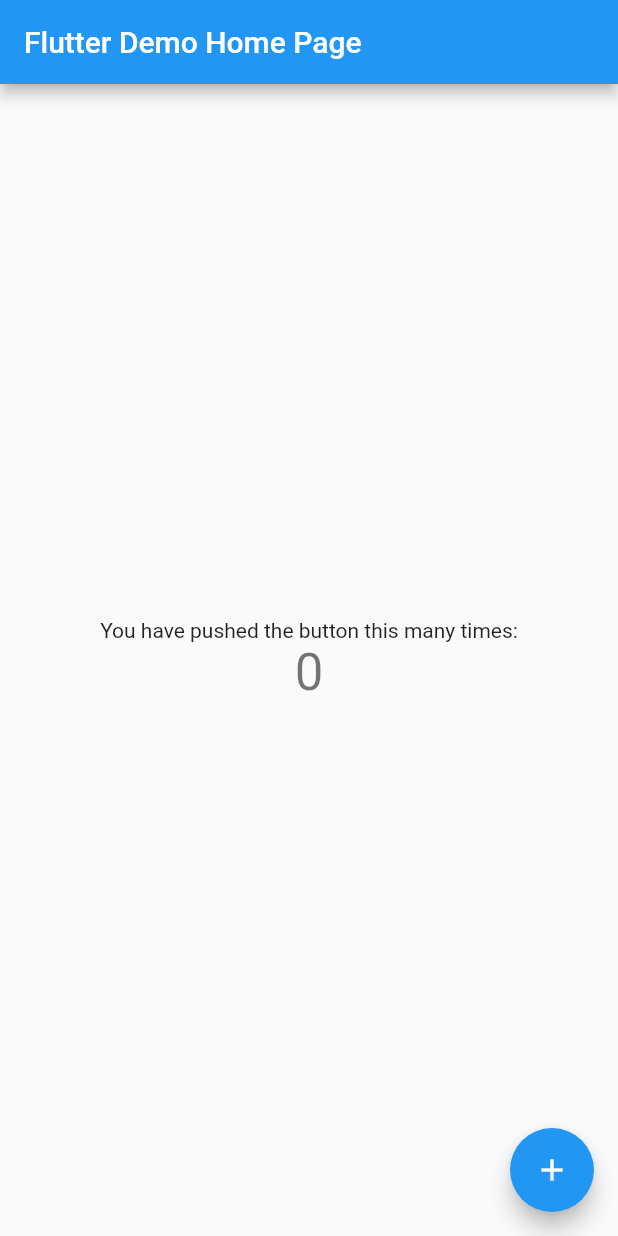
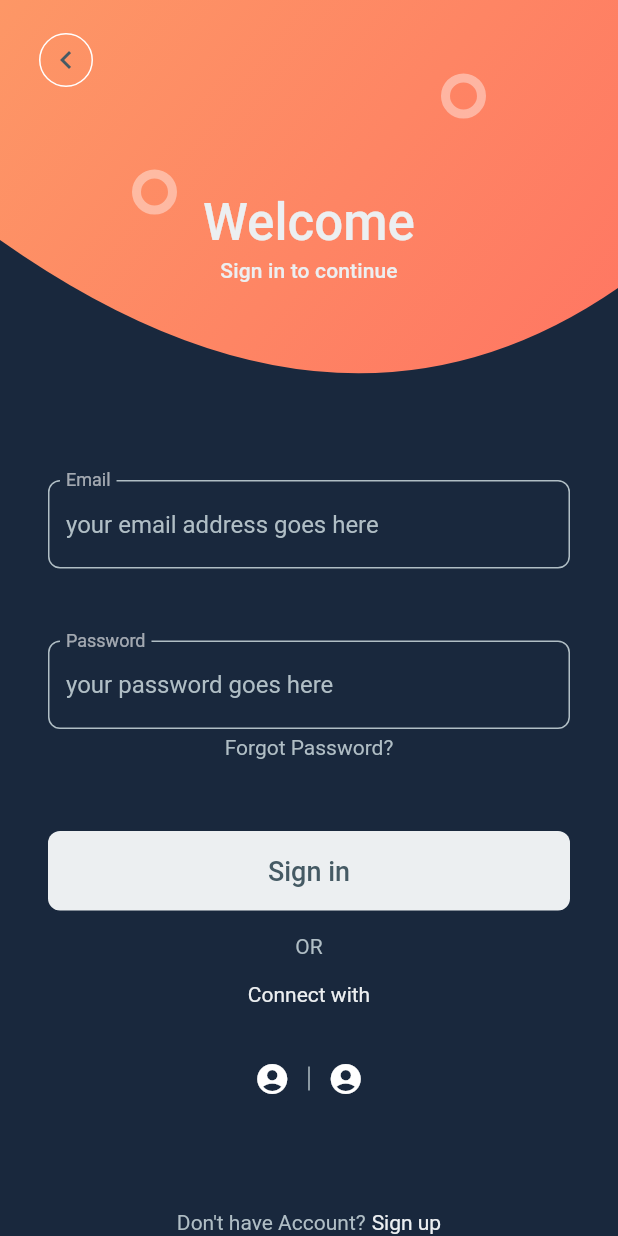
Before and after one commit to umatoma/flutter-study-samples, a Flutter app: the screen it shows after launch, on a phone screen of 412 x 824 dp. Run offline on Flutter 3.47's test engine with Material 2 defaults, Android fonts, the phone set to English and light mode, and no system bars.

Commit message:
Sign In/ Sign Up Page App UI 作成

```diff
--- a/sign_in_out_page_app_ui/lib/main.dart
+++ b/sign_in_out_page_app_ui/lib/main.dart
@@ -1,117 +1,383 @@
 import 'package:flutter/material.dart';
+
+const Color kAccentColor = Color(0xFFFE7C64);
+const Color kBackgroundColor = Color(0xFF19283D);
+const Color kTextColorPrimary = Color(0xFFECEFF1);
+const Color kTextColorSecondary = Color(0xFFB0BEC5);
+const Color kButtonColorPrimary = Color(0xFFECEFF1);
+const Color kButtonTextColorPrimary = Color(0xFF455A64);
+const Color kIconColor = Color(0xFF455A64);
 
 void main() {
   runApp(MyApp());
 }
 
 class MyApp extends StatelessWidget {
-  // This widget is the root of your application.
   @override
   Widget build(BuildContext context) {
     return MaterialApp(
+      debugShowCheckedModeBanner: false,
       title: 'Flutter Demo',
-      theme: ThemeData(
-        // This is the theme of your application.
-        //
-        // Try running your application with "flutter run". You'll see the
-        // application has a blue toolbar. Then, without quitting the app, try
-        // changing the primarySwatch below to Colors.green and then invoke
-        // "hot reload" (press "r" in the console where you ran "flutter run",
-        // or simply save your changes to "hot reload" in a Flutter IDE).
-        // Notice that the counter didn't reset back to zero; the application
-        // is not restarted.
-        primarySwatch: Colors.blue,
-        // This makes the visual density adapt to the platform that you run
-        // the app on. For desktop platforms, the controls will be smaller and
-        // closer together (more dense) than on mobile platforms.
-        visualDensity: VisualDensity.adaptivePlatformDensity,
+      theme: ThemeData.dark().copyWith(
+        accentColor: kAccentColor,
       ),
-      home: MyHomePage(title: 'Flutter Demo Home Page'),
+      home: WelcomePage(),
     );
   }
 }
 
-class MyHomePage extends StatefulWidget {
-  MyHomePage({Key key, this.title}) : super(key: key);
+/* ----- Welcomeページ ----- */
 
-  // This widget is the home page of your application. It is stateful, meaning
-  // that it has a State object (defined below) that contains fields that affect
-  // how it looks.
-
-  // This class is the configuration for the state. It holds the values (in this
-  // case the title) provided by the parent (in this case the App widget) and
-  // used by the build method of the State. Fields in a Widget subclass are
-  // always marked "final".
-
-  final String title;
-
+class WelcomePage extends StatelessWidget {
   @override
-  _MyHomePageState createState() => _MyHomePageState();
+  Widget build(BuildContext context) {
+    return Scaffold(
+      backgroundColor: kBackgroundColor,
+      body: SafeArea(
+        child: SingleChildScrollView(
+          child: Column(
+            // fit: StackFit.expand,
+            children: [
+              _Header(),
+              Padding(
+                padding: const EdgeInsets.symmetric(horizontal: 32),
+                child: _SignInForm(),
+              ),
+              Padding(
+                padding: const EdgeInsets.symmetric(vertical: 64),
+                child: _Footer(),
+              ),
+            ],
+          ),
+        ),
+      ),
+    );
+  }
 }
 
-class _MyHomePageState extends State<MyHomePage> {
-  int _counter = 0;
+/* ----- ヘッダー関連 ----- */
 
-  void _incrementCounter() {
-    setState(() {
-      // This call to setState tells the Flutter framework that something has
-      // changed in this State, which causes it to rerun the build method below
-      // so that the display can reflect the updated values. If we changed
-      // _counter without calling setState(), then the build method would not be
-      // called again, and so nothing would appear to happen.
-      _counter++;
-    });
+class _HeaderCurveClipper extends CustomClipper<Path> {
+  @override
+  Path getClip(Size size) {
+    return Path()
+      ..lineTo(0, size.height * 0.5)
+      ..quadraticBezierTo(
+        size.width * 0.55,
+        size.height,
+        size.width,
+        size.height * 0.6,
+      )
+      ..lineTo(size.width, 0)
+      ..close();
   }
 
   @override
+  bool shouldReclip(CustomClipper<Path> oldClipper) {
+    return true;
+  }
+}
+
+class _HeaderCirclePainter extends CustomPainter {
+  @override
+  void paint(Canvas canvas, Size size) {
+    final paint = Paint()
+      ..color = Colors.white.withOpacity(0.4)
+      ..style = PaintingStyle.stroke
+      ..strokeWidth = 6;
+
+    canvas.drawCircle(
+      Offset(size.width * 0.25, size.height * 0.4),
+      12,
+      paint,
+    );
+    canvas.drawCircle(
+      Offset(size.width * 0.75, size.height * 0.2),
+      12,
+      paint,
+    );
+  }
+
+  @override
+  bool shouldRepaint(CustomPainter oldDelegate) {
+    return false;
+  }
+}
+
+class _HeaderBackground extends StatelessWidget {
+  final double height;
+
+  const _HeaderBackground({
+    Key key,
+    @required this.height,
+  }) : super(key: key);
+
+  @override
   Widget build(BuildContext context) {
-    // This method is rerun every time setState is called, for instance as done
-    // by the _incrementCounter method above.
-    //
-    // The Flutter framework has been optimized to make rerunning build methods
-    // fast, so that you can just rebuild anything that needs updating rather
-    // than having to individually change instances of widgets.
-    return Scaffold(
-      appBar: AppBar(
-        // Here we take the value from the MyHomePage object that was created by
-        // the App.build method, and use it to set our appbar title.
-        title: Text(widget.title),
-      ),
-      body: Center(
-        // Center is a layout widget. It takes a single child and positions it
-        // in the middle of the parent.
-        child: Column(
-          // Column is also a layout widget. It takes a list of children and
-          // arranges them vertically. By default, it sizes itself to fit its
-          // children horizontally, and tries to be as tall as its parent.
-          //
-          // Invoke "debug painting" (press "p" in the console, choose the
-          // "Toggle Debug Paint" action from the Flutter Inspector in Android
-          // Studio, or the "Toggle Debug Paint" command in Visual Studio Code)
-          // to see the wireframe for each widget.
-          //
-          // Column has various properties to control how it sizes itself and
-          // how it positions its children. Here we use mainAxisAlignment to
-          // center the children vertically; the main axis here is the vertical
-          // axis because Columns are vertical (the cross axis would be
-          // horizontal).
-          mainAxisAlignment: MainAxisAlignment.center,
-          children: <Widget>[
-            Text(
-              'You have pushed the button this many times:',
-            ),
-            Text(
-              '$_counter',
-              style: Theme.of(context).textTheme.headline4,
-            ),
-          ],
+    return ClipPath(
+      clipper: _HeaderCurveClipper(),
+      child: Container(
+        width: double.infinity,
+        height: height,
+        decoration: BoxDecoration(
+          gradient: LinearGradient(
+            begin: FractionalOffset.topLeft,
+            end: FractionalOffset.bottomRight,
+            colors: [
+              Color(0xFFFD9766),
+              Color(0xFFFF7362),
+            ],
+            stops: [0, 1],
+          ),
         ),
       ),
-      floatingActionButton: FloatingActionButton(
-        onPressed: _incrementCounter,
-        tooltip: 'Increment',
-        child: Icon(Icons.add),
-      ), // This trailing comma makes auto-formatting nicer for build methods.
     );
   }
 }
+
+class _HeaderCircles extends StatelessWidget {
+  final double height;
+
+  const _HeaderCircles({
+    Key key,
+    @required this.height,
+  }) : super(key: key);
+
+  @override
+  Widget build(BuildContext context) {
+    return CustomPaint(
+      painter: _HeaderCirclePainter(),
+      child: Container(
+        width: double.infinity,
+        height: height,
+      ),
+    );
+  }
+}
+
+class _HeaderTitle extends StatelessWidget {
+  @override
+  Widget build(BuildContext context) {
+    return Column(
+      mainAxisSize: MainAxisSize.min,
+      children: [
+        Text(
+          'Welcome',
+          style: Theme.of(context).textTheme.headline4.copyWith(
+                color: kTextColorPrimary,
+                fontWeight: FontWeight.w500,
+              ),
+        ),
+        SizedBox(height: 4),
+        Text(
+          'Sign in to continue',
+          style: Theme.of(context)
+              .textTheme
+              .subtitle2
+              .copyWith(color: kTextColorPrimary),
+        ),
+      ],
+    );
+  }
+}
+
+class _HeaderBackButton extends StatelessWidget {
+  @override
+  Widget build(BuildContext context) {
+    return FlatButton(
+      color: Colors.transparent,
+      shape: CircleBorder(
+        side: BorderSide(color: Colors.white),
+      ),
+      onPressed: () {},
+      child: Icon(Icons.chevron_left, color: kIconColor),
+    );
+  }
+}
+
+class _Header extends StatelessWidget {
+  @override
+  Widget build(BuildContext context) {
+    final double height = 320;
+    return Container(
+      height: height,
+      child: Stack(
+        children: [
+          Align(
+            alignment: Alignment.topCenter,
+            child: _HeaderBackground(height: height),
+          ),
+          Align(
+            alignment: Alignment.topCenter,
+            child: _HeaderCircles(height: height),
+          ),
+          Align(
+            alignment: Alignment.topCenter,
+            child: Padding(
+              padding: EdgeInsets.only(top: 128),
+              child: _HeaderTitle(),
+            ),
+          ),
+          Positioned(
+            top: 16,
+            left: 0,
+            child: _HeaderBackButton(),
+          ),
+        ],
+      ),
+    );
+  }
+}
+
+/* ----- SignInフォーム関連 ----- */
+
+class _CustomTextField extends StatelessWidget {
+  final String labelText;
+  final String hintText;
+  final bool obscureText;
+
+  const _CustomTextField({
+    Key key,
+    @required this.labelText,
+    @required this.hintText,
+    @required this.obscureText,
+  }) : super(key: key);
+
+  @override
+  Widget build(BuildContext context) {
+    return TextField(
+      decoration: InputDecoration(
+        labelText: labelText,
+        hintText: hintText,
+        hintStyle: TextStyle(color: kTextColorSecondary),
+        floatingLabelBehavior: FloatingLabelBehavior.always,
+        focusedBorder: OutlineInputBorder(
+          borderRadius: BorderRadius.circular(8),
+          borderSide: BorderSide(
+            color: kAccentColor,
+          ),
+        ),
+        enabledBorder: OutlineInputBorder(
+          borderRadius: BorderRadius.circular(8),
+          borderSide: BorderSide(
+            color: kTextColorSecondary,
+          ),
+        ),
+      ),
+      obscureText: obscureText,
+      onTap: () {},
+    );
+  }
+}
+
+class _SignInForm extends StatelessWidget {
+  @override
+  Widget build(BuildContext context) {
+    return Column(
+      children: [
+        _CustomTextField(
+          labelText: 'Email',
+          hintText: 'your email address goes here',
+          obscureText: false,
+        ),
+        SizedBox(height: 48),
+        _CustomTextField(
+          labelText: 'Password',
+          hintText: 'your password goes here',
+          obscureText: true,
+        ),
+        SizedBox(height: 4),
+        Text(
+          'Forgot Password?',
+          style: Theme.of(context)
+              .textTheme
+              .bodyText2
+              .copyWith(color: kTextColorSecondary),
+        ),
+        SizedBox(height: 48),
+        Container(
+          width: double.infinity,
+          child: FlatButton(
+            color: kButtonColorPrimary,
+            splashColor: kButtonTextColorPrimary,
+            padding: EdgeInsets.symmetric(vertical: 16),
+            shape: RoundedRectangleBorder(
+              borderRadius: BorderRadius.circular(8),
+            ),
+            onPressed: () {},
+            child: Text(
+              'Sign in',
+              style: Theme.of(context)
+                  .textTheme
+                  .button
+                  .copyWith(color: kButtonTextColorPrimary, fontSize: 18),
+            ),
+          ),
+        ),
+        SizedBox(height: 16),
+        Text(
+          'OR',
+          style: Theme.of(context)
+              .textTheme
+              .bodyText2
+              .copyWith(color: kTextColorSecondary),
+        ),
+        SizedBox(height: 16),
+        Text(
+          'Connect with',
+          style: Theme.of(context)
+              .textTheme
+              .bodyText2
+              .copyWith(color: kTextColorPrimary),
+        ),
+        SizedBox(height: 24),
+        Row(
+          mainAxisAlignment: MainAxisAlignment.center,
+          children: [
+            IconButton(
+              icon: Icon(Icons.account_circle),
+              onPressed: () {},
+            ),
+            Container(
+              color: kTextColorSecondary,
+              width: 1,
+              height: 16,
+            ),
+            IconButton(
+              icon: Icon(Icons.account_circle),
+              onPressed: () {},
+            ),
+          ],
+        )
+      ],
+    );
+  }
+}
+
+/* ----- フッター関連 ----- */
+
+class _Footer extends StatelessWidget {
+  @override
+  Widget build(BuildContext context) {
+    return Row(
+      mainAxisAlignment: MainAxisAlignment.center,
+      children: [
+        Text(
+          'Don\'t have Account?',
+          style: Theme.of(context)
+              .textTheme
+              .bodyText2
+              .copyWith(color: kTextColorSecondary),
+        ),
+        SizedBox(width: 4),
+        Text(
+          'Sign up',
+          style: Theme.of(context)
+              .textTheme
+              .bodyText2
+              .copyWith(color: kTextColorPrimary),
+        ),
+      ],
+    );
+  }
+}
```
